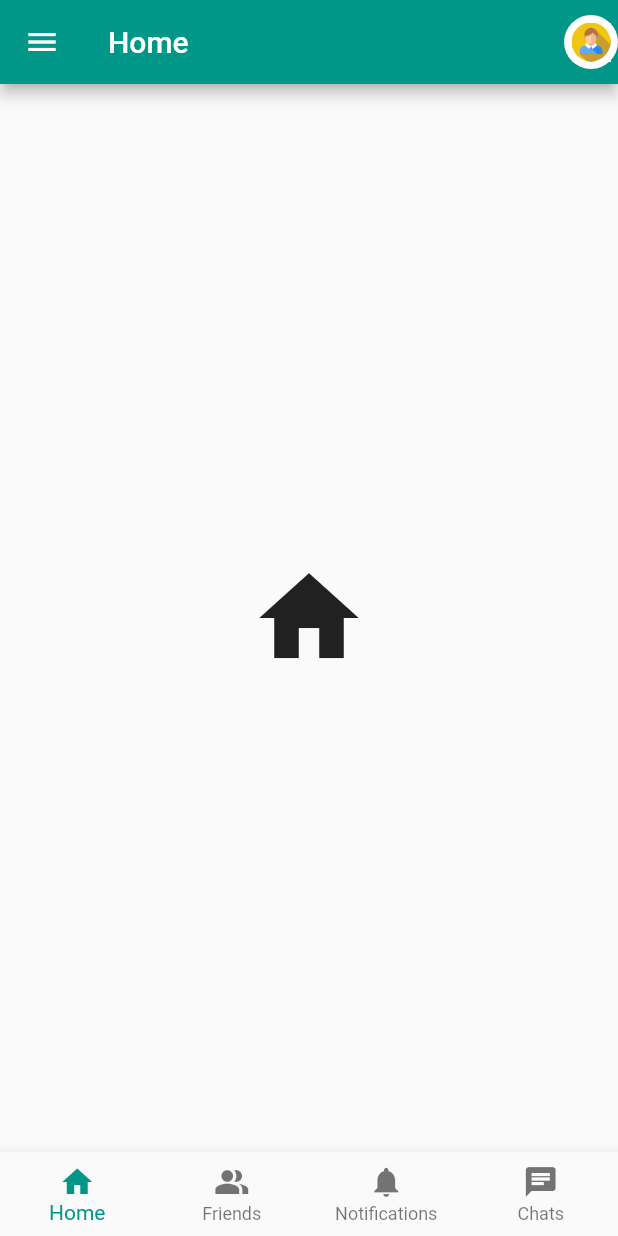
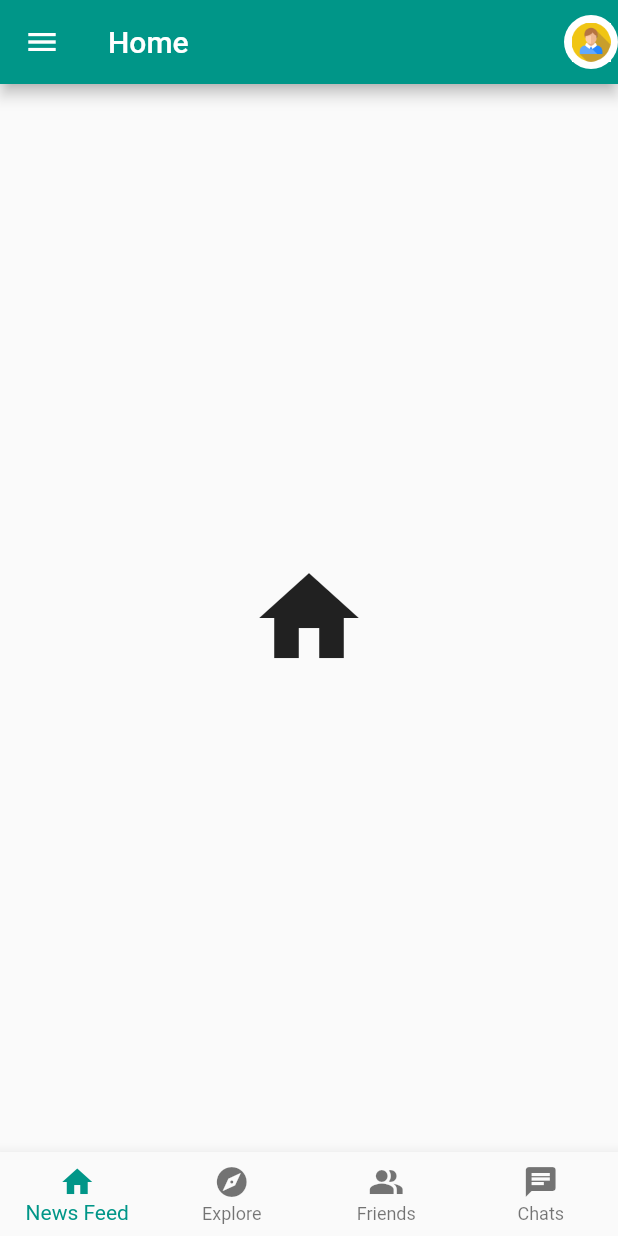
Before and after one commit to omer358/Login-Flutter-App, a Flutter app: the Home screen opened directly, on a phone screen of 412 x 824 dp. Run offline on Flutter 3.47's test engine with Material 2 defaults, Android fonts, the phone set to English and light mode, and no system bars; our stand-ins replace rounded_loading_button.

Commit message:
Add explore to ButtonNavigationBar

```diff
--- a/lib/screens/home.dart
+++ b/lib/screens/home.dart
@@ -106,15 +106,15 @@ class _HomeState extends State<Home> {
         items: const <BottomNavigationBarItem>[
           BottomNavigationBarItem(
             icon: Icon(Icons.home),
-            label: 'Home',
+            label: 'News Feed',
+          ),
+          BottomNavigationBarItem(
+            icon: Icon(Icons.explore),
+            label: 'Explore',
           ),
           BottomNavigationBarItem(
             icon: Icon(Icons.people_alt),
             label: 'Friends',
-          ),
-          BottomNavigationBarItem(
-            icon: Icon(Icons.notifications),
-            label: 'Notifications',
           ),
           BottomNavigationBarItem(
             icon: Icon(Icons.chat),
```
